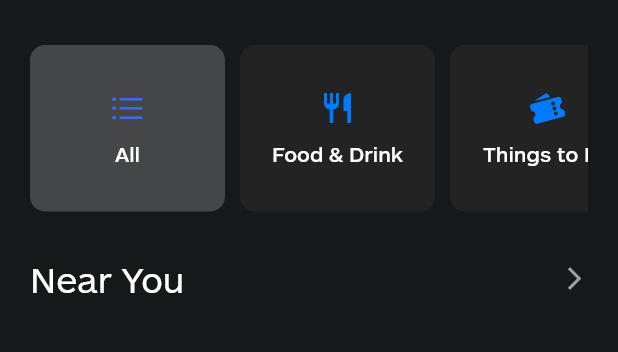
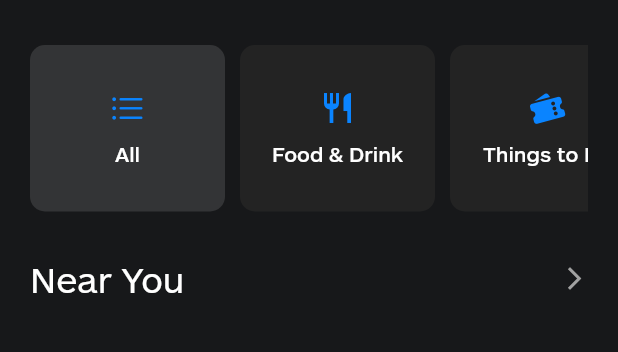
Before and after one commit to nhulston/cash_discover, a Flutter app: the CouponsPage screen opened directly, item 2 of the bottom bar chosen, on a phone screen of 412 x 824 dp, the part 162-514 px from its top. Run offline on Flutter 3.47's test engine with Material 2 defaults, Android fonts, the phone set to English and light mode, and no system bars; drawn by our look-alikes of custom_sliding_segmented_control; our stand-ins replace cloud_firestore, firebase_core, google_maps_flutter, qr_flutter; accounts and stored records are empty.

Commit message:
Make filter box look slightly better

```diff
--- a/lib/components/filter_box.dart
+++ b/lib/components/filter_box.dart
@@ -23,7 +23,7 @@ class _FilterBoxState extends State<FilterBox> {
       child: Container(
         width: 130,
         decoration: BoxDecoration(
-          color: widget.index == widget.selectedIndex ? Style.gray : Style.darkGray,
+          color: widget.index == widget.selectedIndex ? Colors.white12 : Style.darkGray,
           borderRadius: BorderRadius.circular(10),
         ),
         child: Padding(
@@ -31,12 +31,7 @@ class _FilterBoxState extends State<FilterBox> {
           child: Column(
             crossAxisAlignment: CrossAxisAlignment.center,
             children: [
-              Icon(
-                widget.icon,
-                color: widget.index == widget.selectedIndex
-                  ? const Color.fromRGBO(63, 106, 255, 1.0)
-                  : CupertinoColors.activeBlue,
-              ),
+              Icon(widget.icon),
               const SizedBox(height: 10),
               Text(
                 widget.text,
```
